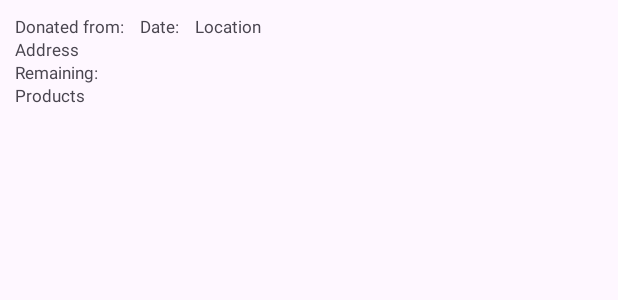
After one commit to Ely6899/FrontCare, an Android app: the layout event_row.xml on its own in the app's theme, with its tools: preview values and no code run, on a phone screen of 412 x 824 dp. The commit adds this screen. Shown: the top 300 px of the screen. Run offline under Robolectric (Android 15) with nearby library versions, the phone set to English and light mode, and no system bars.

Commit message:
Added event history(still bugged)

```diff
--- a/app/src/main/AndroidManifest.xml
+++ b/app/src/main/AndroidManifest.xml
@@ -15,6 +15,9 @@
         android:supportsRtl="true"
         android:theme="@style/Theme.FrontCareProject"
         tools:targetApi="31">
+        <activity
+            android:name=".UserEvents"
+            android:exported="false" />
         <activity
             android:name=".UserPostings"
             android:exported="false" />
--- /dev/null
+++ b/app/src/main/res/layout/event_row.xml
@@ -0,0 +1,171 @@
+<?xml version="1.0" encoding="utf-8"?>
+<androidx.constraintlayout.widget.ConstraintLayout xmlns:android="http://schemas.android.com/apk/res/android"
+    android:layout_width="match_parent"
+    android:layout_height="wrap_content"
+    xmlns:app="http://schemas.android.com/apk/res-auto"
+    android:padding="10dp">
+
+    <TextView
+        android:id="@+id/tvNameElement"
+        android:layout_width="wrap_content"
+        android:layout_height="wrap_content"
+        android:text="Donated from:"
+        android:textSize="11sp"
+
+
+        app:layout_constraintStart_toStartOf="parent"
+        app:layout_constraintTop_toTopOf="parent"
+        >
+    </TextView>
+
+    <TextView
+        android:id="@+id/tvNameFill"
+        android:layout_width="wrap_content"
+        android:layout_height="wrap_content"
+        android:paddingStart="5dp"
+        android:paddingEnd="5dp"
+        android:textSize="11sp"
+
+        app:layout_constraintLeft_toRightOf="@+id/tvNameElement"
+        app:layout_constraintTop_toTopOf="parent"
+        >
+
+
+    </TextView>
+
+    <TextView
+        android:id="@+id/tvDateElement"
+        android:layout_width="wrap_content"
+        android:layout_height="wrap_content"
+        android:textSize="11sp"
+        android:text="@string/date_element"
+
+        app:layout_constraintLeft_toRightOf="@+id/tvNameFill"
+        app:layout_constraintTop_toTopOf="parent"
+        >
+
+    </TextView>
+
+    <TextView
+        android:id="@+id/tvDateFill"
+        android:layout_width="wrap_content"
+        android:layout_height="wrap_content"
+        android:paddingStart="5dp"
+        android:paddingEnd="5dp"
+        android:textSize="11sp"
+
+        app:layout_constraintLeft_toRightOf="@+id/tvDateElement"
+        app:layout_constraintTop_toTopOf="parent"
+        >
+
+    </TextView>
+
+    <TextView
+        android:id="@+id/tvLocationElement"
+        android:layout_width="wrap_content"
+        android:layout_height="wrap_content"
+        android:textSize="11sp"
+        android:text="@string/register_location"
+
+        app:layout_constraintLeft_toRightOf="@+id/tvDateFill"
+        app:layout_constraintTop_toTopOf="parent"
+        >
+
+    </TextView>
+
+    <TextView
+        android:id="@+id/tvStatusFill"
+        android:layout_width="wrap_content"
+        android:layout_height="wrap_content"
+        android:paddingStart="5dp"
+        android:paddingEnd="5dp"
+        android:textSize="11sp"
+
+        app:layout_constraintLeft_toRightOf="@+id/tvLocationElement"
+        app:layout_constraintTop_toTopOf="parent"
+        >
+
+    </TextView>
+
+    <TextView
+        android:id="@+id/tvAddressElement"
+        android:layout_width="wrap_content"
+        android:layout_height="wrap_content"
+        android:text="@string/address_element"
+        android:textSize="11sp"
+
+        app:layout_constraintTop_toBottomOf="@+id/tvNameElement"
+        app:layout_constraintLeft_toLeftOf="parent"
+        >
+
+    </TextView>
+
+    <TextView
+        android:id="@+id/tvAddressFill"
+        android:layout_width="wrap_content"
+        android:layout_height="wrap_content"
+        android:paddingStart="5dp"
+        android:paddingEnd="5dp"
+        android:textSize="11sp"
+
+        app:layout_constraintLeft_toRightOf="@+id/tvAddressElement"
+        app:layout_constraintTop_toBottomOf="@id/tvNameElement"
+        >
+
+    </TextView>
+
+    <TextView
+        android:id="@+id/tvRemainingElement"
+        android:layout_width="wrap_content"
+        android:layout_height="wrap_content"
+        android:textSize="11sp"
+        android:text="@string/remaining_element"
+
+        app:layout_constraintLeft_toLeftOf="parent"
+        app:layout_constraintTop_toBottomOf="@id/tvAddressElement"
+        >
+
+    </TextView>
+
+    <TextView
+        android:id="@+id/tvRemainingFill"
+        android:layout_width="wrap_content"
+        android:layout_height="wrap_content"
+        android:paddingStart="5dp"
+        android:paddingEnd="5dp"
+        android:textSize="11sp"
+
+        app:layout_constraintLeft_toRightOf="@+id/tvRemainingElement"
+        app:layout_constraintTop_toBottomOf="@id/tvAddressElement"
+        >
+
+    </TextView>
+
+    <TextView
+        android:id="@+id/tvProductsElement"
+        android:layout_width="wrap_content"
+        android:layout_height="wrap_content"
+        android:textSize="11sp"
+        android:text="@string/products_element"
+
+        app:layout_constraintLeft_toLeftOf="parent"
+        app:layout_constraintTop_toBottomOf="@id/tvRemainingElement"
+        >
+
+    </TextView>
+
+    <TextView
+        android:id="@+id/tvProductsFill"
+        android:layout_width="wrap_content"
+        android:layout_height="wrap_content"
+        android:paddingStart="5dp"
+        android:paddingEnd="5dp"
+        android:textSize="11sp"
+
+        app:layout_constraintLeft_toRightOf="@+id/tvProductsElement"
+        app:layout_constraintTop_toBottomOf="@id/tvRemainingElement"
+        >
+
+    </TextView>
+
+</androidx.constraintlayout.widget.ConstraintLayout>
--- a/app/src/main/res/values/strings.xml
+++ b/app/src/main/res/values/strings.xml
@@ -32,6 +32,8 @@
     <string name="status_element">Status</string>
     <string name="products_element">Products</string>
     <string name="close_date_element">Close date</string>
+    <string name="address_element">Address</string>
+    <string name="remaining_element">Remaining:</string>
 
     <string-array name="locations_array">
         <item>North</item>
```
Also changed, not shown: app/src/main/java/com/example/frontcareproject/Profile.kt (+4 -12 lines), app/src/main/java/com/example/frontcareproject/UserEvents.kt (added, +150 -0 lines), app/src/main/res/layout/activity_user_events.xml (added, +44 -0 lines).
